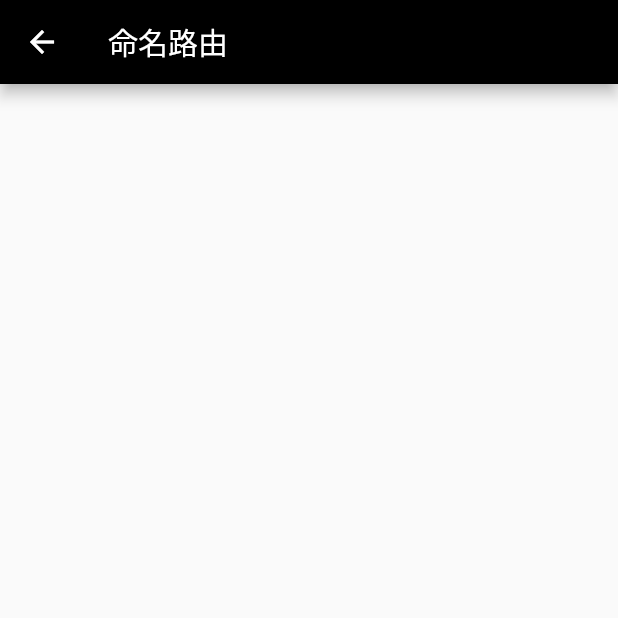
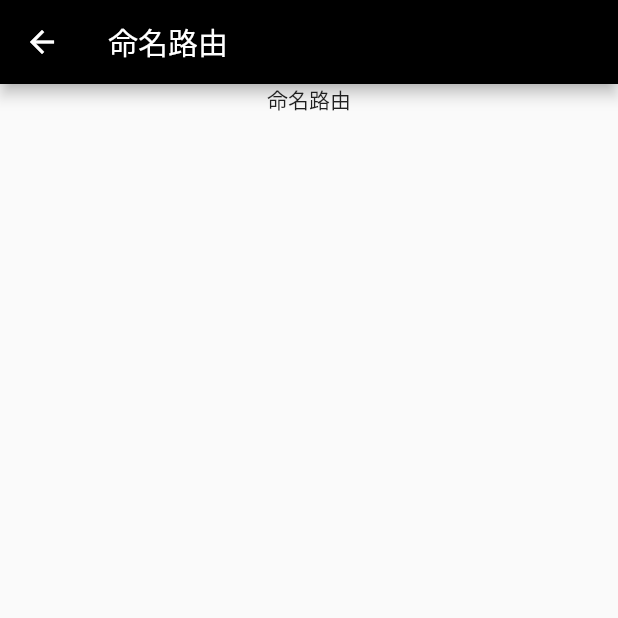
Before and after one commit to CXTCodes/first_app, a Flutter app: the Demo2 screen opened directly, on a phone screen of 412 x 824 dp, the top half of it. Run offline on Flutter 3.47's test engine with Material 2 defaults, Android fonts, the phone set to English and light mode, and no system bars.

Commit message:
新增命名路由

```diff
--- a/lib/pages/routeManage.dart
+++ b/lib/pages/routeManage.dart
@@ -50,6 +50,9 @@ class RouteManage extends StatelessWidget {
                 textColor: Colors.white,
                 color: Colors.blue,
                 onPressed: () {
+                  Navigator.push(context,MaterialPageRoute(builder: (context){
+                    return Demo2();
+                  }));
 
                 })
 
@@ -68,6 +71,13 @@ class Demo2 extends StatelessWidget{
   Widget build(BuildContext context) {
     Scaffold scaffold = new Scaffold(
       appBar: AppBar(title: Text("命名路由"),),
+      body: Center(
+        child: Column(
+          children: [
+            Text("命名路由")
+          ],
+        ),
+      ),
     );
 
     return scaffold;
```
